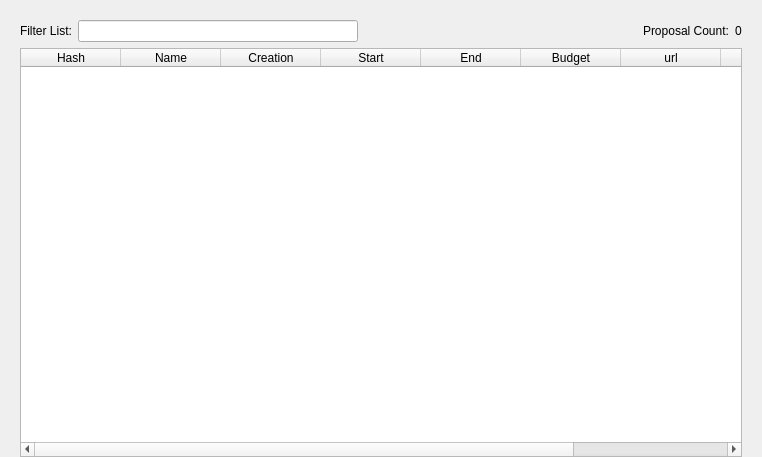
Above: src/qt/forms/governancelist.ui from dashpay/dash before the change. Below: the same form after it.
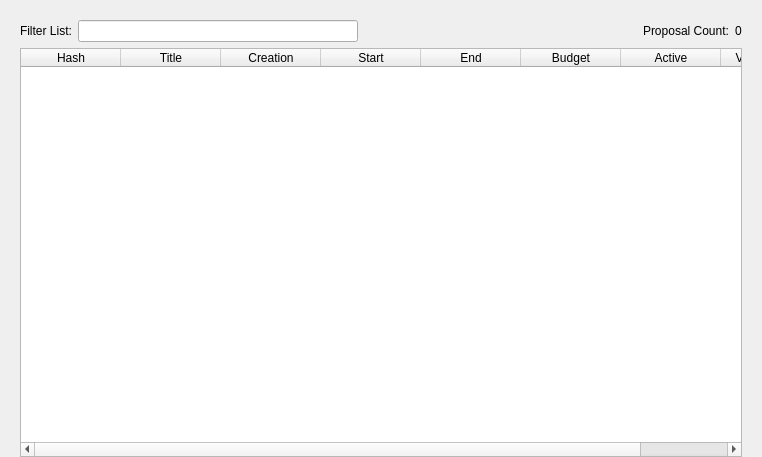
That is the form after the change.

Commit message:
qt: Shows Voting Status on Governance page
Towards DMT like Governance page, now shows voting status, but needs to
look at super blocks to determine if proposal period has passed and show
final funded or unfunded for past proposals.

Diff of the .ui file:
```diff
--- a/src/qt/forms/governancelist.ui
+++ b/src/qt/forms/governancelist.ui
@@ -121,7 +121,7 @@
          </column>
          <column>
           <property name="text">
-           <string>Name</string>
+           <string>Title</string>
           </property>
          </column>
          <column>
@@ -144,21 +144,16 @@
            <string>Budget</string>
           </property>
          </column>
-         <column>
-          <property name="text">
-           <string>url</string>
-          </property>
-         </column>
-         <column>
-          <property name="text">
-           <string>Type</string>
-          </property>
-         </column>
          <column>
           <property name="text">
            <string>Active</string>
           </property>
          </column>
+         <column>
+          <property name="text">
+           <string>Voting Status</string>
+          </property>
+         </column>
         </widget>
        </item>
       </layout>
```
The commit also changes 2 other files.
